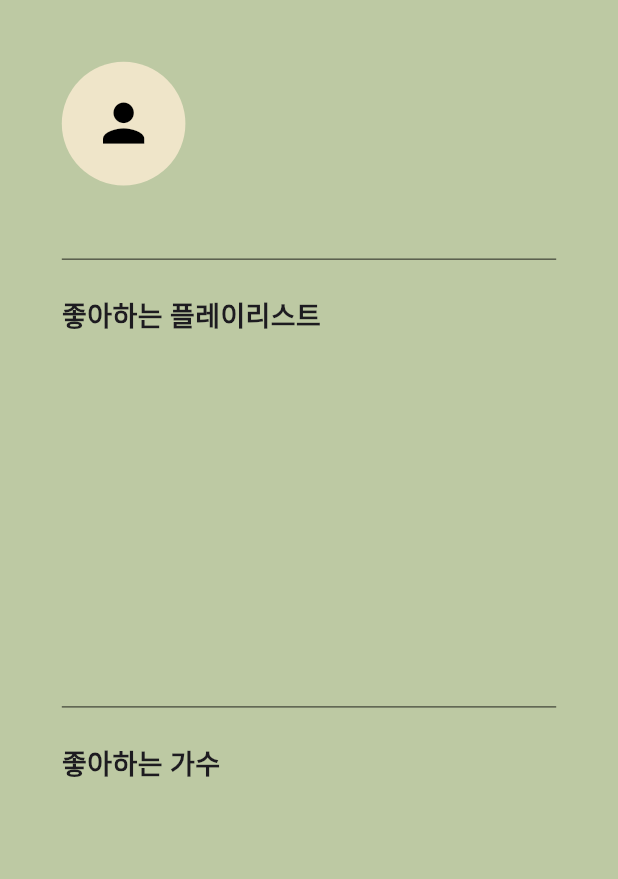
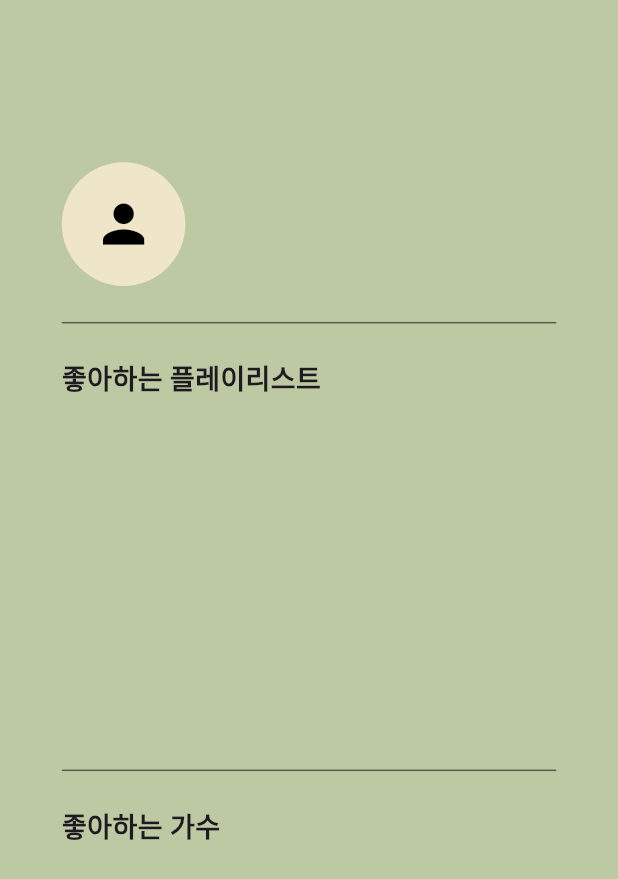
Before and after one commit to jaemin104/WalkPM, a Flutter app: the MyPageScreen screen opened directly, on a phone screen of 412 x 824 dp. Shown: the top 879 px of the screen. Run offline on Flutter 3.47's test engine with Material 3 defaults, Android fonts, the phone set to English and light mode, and no system bars; our stand-ins replace flutter_dotenv, shared_preferences; missing offline and left inert: spotify_sdk; accounts and stored records are empty; Roboto replaces fonts that are missing (GowunBatang).

Commit message:
git change design at 16

```diff
--- a/lib/screens/mypage.dart
+++ b/lib/screens/mypage.dart
@@ -172,26 +172,28 @@ class _MyPageScreenState extends State<MyPageScreen> {
 
   return Scaffold(
     backgroundColor: const Color(0xFFBDC9A3),
-      body: SingleChildScrollView(
-        child: Column(
+    body: Column(
       crossAxisAlignment: CrossAxisAlignment.start,
       children: [
+        Spacer(),
         _buildUserInfoSection(screenWidth, screenHeight),
-            _buildDivider(screenWidth),
+        _buildDivider(screenWidth), // 프로필과 좋아하는 플레이리스트 사이 선 추가
         _buildLikedSongsSection(screenWidth, screenHeight),
-            _buildDivider(screenWidth),
+        _buildDivider(screenWidth), // 좋아하는 플레이리스트와 좋아하는 가수 사이 선 추가
         _buildTopArtistsSection(screenWidth, screenHeight),
+        const SizedBox(height: 20), // 하단 여백 추가
       ],
-        ),
     ),
   );
 }
 
 Widget _buildUserInfoSection(double screenWidth, double screenHeight) {
   return Padding(
-      padding: EdgeInsets.symmetric(
-        vertical: screenHeight * 0.05,
-        horizontal: screenWidth * 0.1,
+    padding: EdgeInsets.only(
+      top: screenHeight * 0.03,
+      bottom: screenHeight * 0.02,
+      left: screenWidth * 0.1,
+      right: screenWidth * 0.1,
     ),
     child: Row(
       mainAxisAlignment: MainAxisAlignment.spaceBetween,
@@ -212,7 +214,7 @@ class _MyPageScreenState extends State<MyPageScreen> {
                     )
                   : null,
             ),
-              SizedBox(width: screenWidth * 0.03),
+            SizedBox(width: screenWidth * 0.08), // 사진과 이름 사이 간격
             Text(
               userName,
               style: TextStyle(
@@ -268,7 +270,7 @@ class _MyPageScreenState extends State<MyPageScreen> {
             fontWeight: FontWeight.bold,
           ),
         ),
-        SizedBox(height: screenHeight * 0.02), // 간격 추가
+        SizedBox(height: screenHeight * 0.02),
         SizedBox(
           height: screenHeight * 0.25,
           child: ListView.builder(
@@ -289,7 +291,6 @@ class _MyPageScreenState extends State<MyPageScreen> {
     ),
   );
 }
-
 
 Widget _buildContentItem(
   String name,
--- a/lib/screens/routine_playlist_make.dart
+++ b/lib/screens/routine_playlist_make.dart
@@ -3,6 +3,8 @@ import 'package:spotify/model/routine_model.dart';
 import 'package:spotify/model/song_model.dart'; // Song 모델 추가
 import 'package:flutter/services.dart'; // Asset 불러오기
 import 'dart:convert'; // json.decode 임포트
+import 'dart:math'; // Random 클래스 사용을 위해 추가
+
 
 class RoutinePlaylistMakePage extends StatefulWidget {
   final Routine routine;
@@ -31,9 +33,12 @@ class _RoutinePlaylistMakePageState extends State<RoutinePlaylistMakePage> {
   final String response = await rootBundle.loadString('assets/songs.json');
   final List<dynamic> data = json.decode(response);
   setState(() {
+    // 노래 목록을 가져오고 랜덤으로 섞음
     _songs = data.map((json) => Song.fromJson(json)).toList();
-      _selectedSongs =
-          _getSongsForRoutine(widget.routine.routineTime); // 루틴 시간에 맞게 노래 선택
+    _songs.shuffle(Random()); // Random 객체를 사용해 목록 섞기
+
+    // 루틴 시간에 맞는 노래 조합
+    _selectedSongs = _getSongsForRoutine(widget.routine.routineTime);
   });
 }
 
```
Lines whose indentation alone changed are shown as unchanged.
